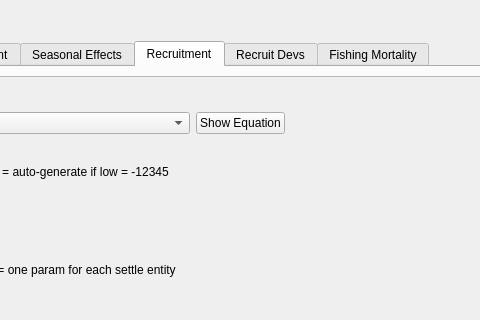
The window that src/population_widget.ui (nmfs-ost/ss3-ssi) describes before a commit, drawn with Qt 5; both pictures show x 510 to 990 and y 0 to 320 of the 1154 by 577 pixel window.
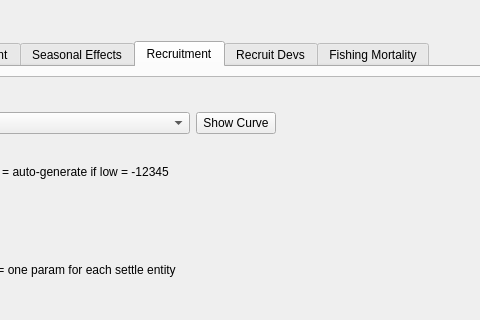
The same window after the commit. The open tabs and pages were chosen to show the change. Icons and pictures are not drawn.

Commit message: ver 3.30.14.03 changed equation dialog box for S-R

The edit to the form file:
```diff
--- a/src/population_widget.ui
+++ b/src/population_widget.ui
@@ -2124,8 +2124,14 @@
               <layout class="QHBoxLayout" name="horizontalLayout_equation">
                <item>
                 <widget class="QPushButton" name="pushButton_equation">
+                 <property name="maximumSize">
+                  <size>
+                   <width>16777215</width>
+                   <height>25</height>
+                  </size>
+                 </property>
                  <property name="text">
-                  <string>Show Equation</string>
+                  <string>Show Curve</string>
                  </property>
                  <property name="checkable">
                   <bool>true</bool>
```
Left out of the diff: 2 changed lines with no effect on the pictures. The commit also changes 10 other files.
